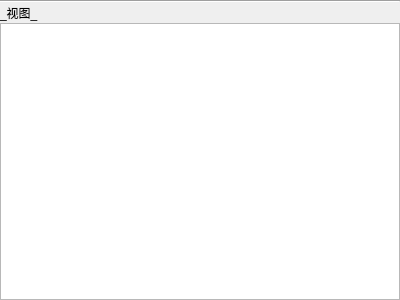
Qt form viewlist.ui (xhy2539/DBMS-Qt) before a commit.
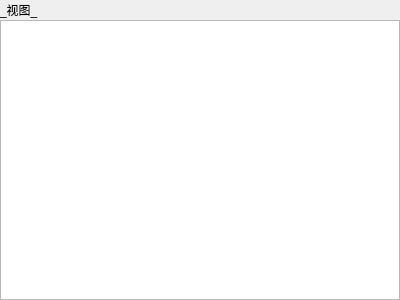
The same form after that commit.

What changed in the file:
```diff
--- a/viewlist.ui
+++ b/viewlist.ui
@@ -29,16 +29,6 @@
    <property name="bottomMargin">
     <number>0</number>
    </property>
-   <item>
-    <widget class="Line" name="line">
-     <property name="lineWidth">
-      <number>1</number>
-     </property>
-     <property name="orientation">
-      <enum>Qt::Orientation::Horizontal</enum>
-     </property>
-    </widget>
-   </item>
    <item>
     <layout class="QHBoxLayout" name="horizontalLayout">
      <property name="spacing">
```
